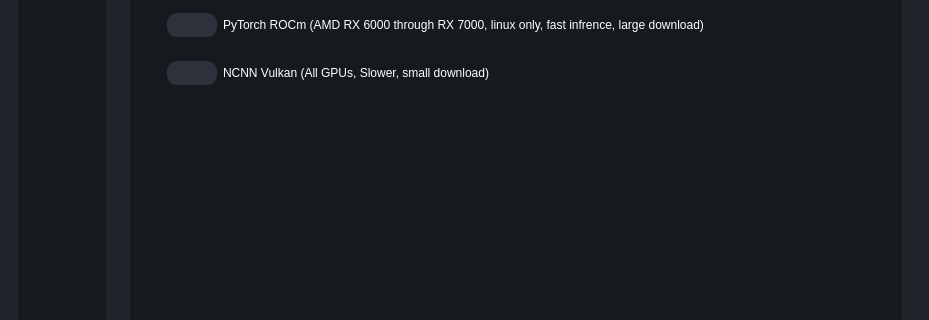
This is testRVEInterface.ui in TNTwise/REAL-Video-Enhancer as Qt 5 draws it before an edit; both pictures show x 0 to 929 and y 191 to 511 of the 929 by 750 pixel window. The edited form follows.
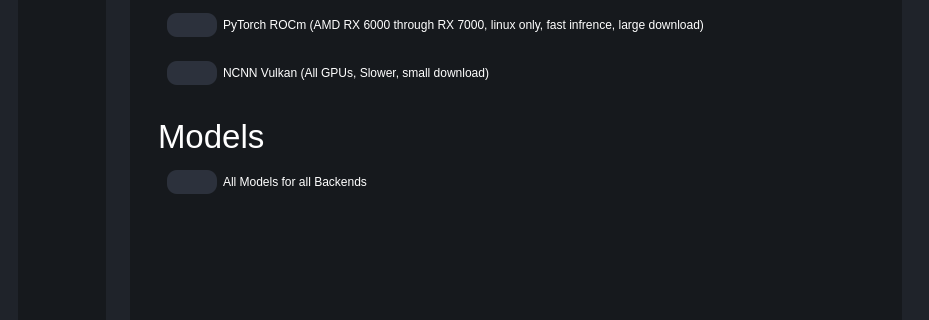
This is the edited form. The open tabs and pages were chosen to show the change. Icons and pictures are not drawn.

What changed in the file:
```diff
--- a/testRVEInterface.ui
+++ b/testRVEInterface.ui
@@ -1479,6 +1479,66 @@
 </string>
              </property>
              <layout class="QGridLayout" name="gridLayout_5">
+              <item row="1" column="0">
+               <widget class="QWidget" name="modelSelectContainer" native="true">
+                <layout class="QVBoxLayout" name="verticalLayout_15">
+                 <item>
+                  <widget class="QLabel" name="label_25">
+                   <property name="font">
+                    <font>
+                     <pointsize>25</pointsize>
+                    </font>
+                   </property>
+                   <property name="text">
+                    <string>Models</string>
+                   </property>
+                  </widget>
+                 </item>
+                 <item>
+                  <widget class="QWidget" name="pytorchBackendInstallerContainer_5" native="true">
+                   <layout class="QHBoxLayout" name="horizontalLayout_22">
+                    <item>
+                     <widget class="QPushButton" name="downloadAllModelsBtn">
+                      <property name="sizePolicy">
+                       <sizepolicy hsizetype="Minimum" vsizetype="Minimum">
+                        <horstretch>0</horstretch>
+                        <verstretch>0</verstretch>
+                       </sizepolicy>
+                      </property>
+                      <property name="maximumSize">
+                       <size>
+                        <width>50</width>
+                        <height>16777215</height>
+                       </size>
+                      </property>
+                      <property name="text">
+                       <string/>
+                      </property>
+                      <property name="icon">
+                       <iconset resource="resources.qrc">
+                        <normaloff>:/icons/icons/download.svg</normaloff>:/icons/icons/download.svg</iconset>
+                      </property>
+                      <property name="iconSize">
+                       <size>
+                        <width>30</width>
+                        <height>30</height>
+                       </size>
+                      </property>
+                     </widget>
+                    </item>
+                    <item>
+                     <widget class="QLabel" name="label_26">
+                      <property name="text">
+                       <string>All Models for all Backends</string>
+                      </property>
+                     </widget>
+                    </item>
+                   </layout>
+                  </widget>
+                 </item>
+                </layout>
+               </widget>
+              </item>
               <item row="0" column="0">
                <widget class="QWidget" name="backendSelectContainer" native="true">
                 <property name="styleSheet">
@@ -1672,7 +1732,10 @@
                    </layout>
                   </widget>
                  </item>
-                 <item>
+                </layout>
+               </widget>
+              </item>
+              <item row="2" column="0">
                   <spacer name="verticalSpacer_4">
                    <property name="orientation">
                     <enum>Qt::Orientation::Vertical</enum>
@@ -1684,9 +1747,6 @@
                     </size>
                    </property>
                   </spacer>
-                 </item>
-                </layout>
-               </widget>
               </item>
              </layout>
             </widget>
```
Lines whose indentation alone changed are shown as unchanged.
